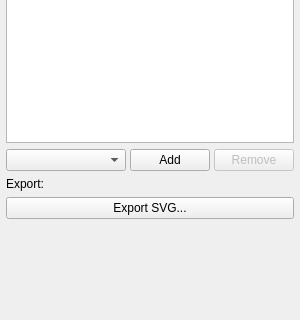
Old version of the form src/WhiskerToolbox/Plots/EventPlotWidget/UI/EventPlotPropertiesWidget.ui in the repository paulmthompson/WhiskerToolbox; both pictures show x 0 to 300 and y 180 to 500 of the 300 by 500 pixel window.
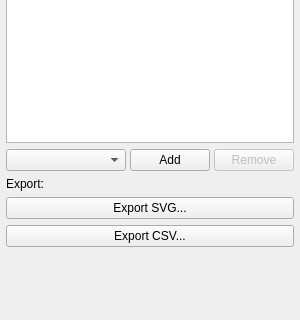
New version of the form.

Commit message: can export heatmap, event plot, and PSTH to CSV files

What changed in the file:
```diff
--- a/src/WhiskerToolbox/Plots/EventPlotWidget/UI/EventPlotPropertiesWidget.ui
+++ b/src/WhiskerToolbox/Plots/EventPlotWidget/UI/EventPlotPropertiesWidget.ui
@@ -245,6 +245,19 @@
      </property>
     </widget>
    </item>
+   <item>
+    <widget class="QPushButton" name="export_csv_button">
+     <property name="sizePolicy">
+      <sizepolicy hsizetype="Expanding" vsizetype="Fixed">
+       <horstretch>0</horstretch>
+       <verstretch>0</verstretch>
+      </sizepolicy>
+     </property>
+     <property name="text">
+      <string>Export CSV...</string>
+     </property>
+    </widget>
+   </item>
    <item>
     <spacer name="vertical_spacer">
      <property name="orientation">
```
The commit also changes 29 other files.
